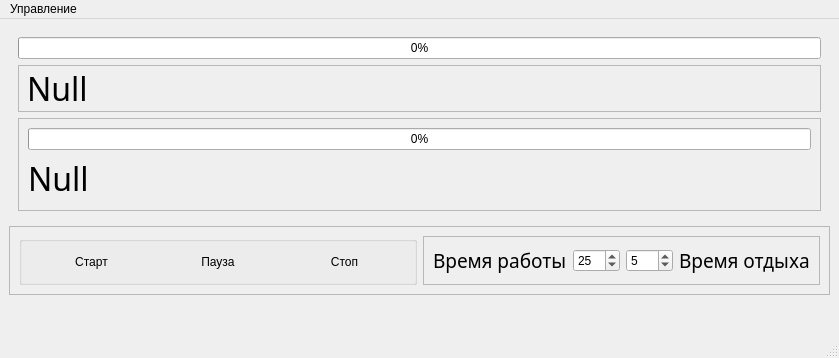
Above: ui/main_window.ui from graal101/PomodoroTimer before the change. Below: the same form after it.
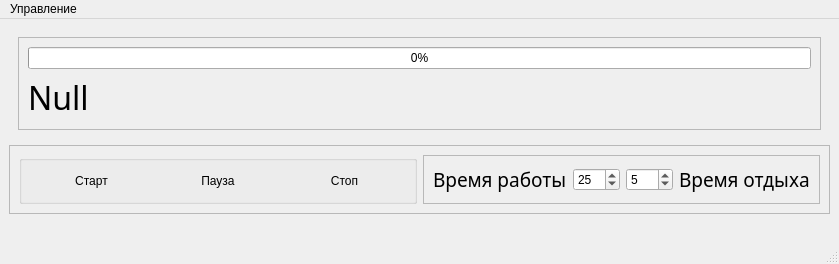
That is the form after the change. Icons and pictures are not drawn.

Commit message: removed extra progress bar

Patch:
```diff
--- a/ui/main_window.ui
+++ b/ui/main_window.ui
@@ -7,7 +7,7 @@
     <x>0</x>
     <y>0</y>
     <width>839</width>
-    <height>358</height>
+    <height>264</height>
    </rect>
   </property>
   <property name="windowTitle">
@@ -33,35 +33,6 @@
        <enum>QFrame::Plain</enum>
       </property>
       <layout class="QVBoxLayout" name="verticalLayout_2">
-       <item>
-        <widget class="QProgressBar" name="progressBar">
-         <property name="cursor">
-          <cursorShape>IBeamCursor</cursorShape>
-         </property>
-         <property name="value">
-          <number>0</number>
-         </property>
-        </widget>
-       </item>
-       <item>
-        <widget class="QLabel" name="label_info">
-         <property name="font">
-          <font>
-           <family>Noto Sans</family>
-           <pointsize>24</pointsize>
-          </font>
-         </property>
-         <property name="frameShape">
-          <enum>QFrame::StyledPanel</enum>
-         </property>
-         <property name="text">
-          <string>Null</string>
-         </property>
-         <property name="scaledContents">
-          <bool>false</bool>
-         </property>
-        </widget>
-       </item>
        <item>
         <widget class="QFrame" name="frame_4">
          <property name="frameShape">
```
